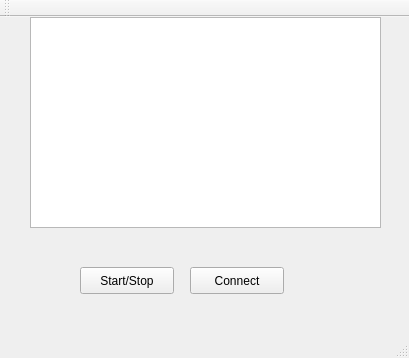
This is mainclient.ui in krakapwa/heartClient as Qt 5 draws it before an edit. The edited form follows.
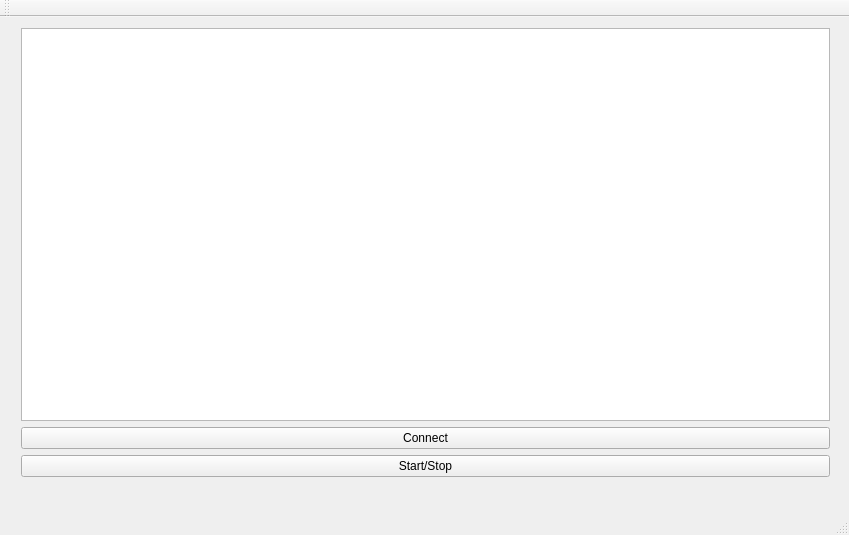
This is the edited form.

Diff of the .ui file:
```diff
--- a/mainclient.ui
+++ b/mainclient.ui
@@ -6,49 +6,48 @@
    <rect>
     <x>0</x>
     <y>0</y>
-    <width>409</width>
-    <height>358</height>
+    <width>849</width>
+    <height>535</height>
    </rect>
   </property>
+  <property name="sizePolicy">
+   <sizepolicy hsizetype="Maximum" vsizetype="Maximum">
+    <horstretch>0</horstretch>
+    <verstretch>0</verstretch>
+   </sizepolicy>
+  </property>
   <property name="windowTitle">
    <string>MainClient</string>
   </property>
   <widget class="QWidget" name="centralWidget">
-   <widget class="QTextEdit" name="console">
+   <widget class="QWidget" name="verticalLayoutWidget">
     <property name="geometry">
      <rect>
-      <x>30</x>
+      <x>10</x>
       <y>0</y>
-      <width>351</width>
-      <height>211</height>
+      <width>831</width>
+      <height>471</height>
      </rect>
     </property>
-   </widget>
-   <widget class="QPushButton" name="startButton">
-    <property name="geometry">
-     <rect>
-      <x>80</x>
-      <y>250</y>
-      <width>94</width>
-      <height>27</height>
-     </rect>
-    </property>
-    <property name="text">
-     <string>Start/Stop</string>
-    </property>
-   </widget>
-   <widget class="QPushButton" name="connectButton">
-    <property name="geometry">
-     <rect>
-      <x>190</x>
-      <y>250</y>
-      <width>94</width>
-      <height>27</height>
-     </rect>
-    </property>
-    <property name="text">
-     <string>Connect</string>
-    </property>
+    <layout class="QVBoxLayout" name="verticalLayout">
+     <item>
+      <widget class="QPlainTextEdit" name="console"/>
+     </item>
+     <item>
+      <widget class="QPushButton" name="connectButton">
+       <property name="text">
+        <string>Connect</string>
+       </property>
+      </widget>
+     </item>
+     <item>
+      <widget class="QPushButton" name="startButton">
+       <property name="text">
+        <string>Start/Stop</string>
+       </property>
+      </widget>
+     </item>
+    </layout>
    </widget>
   </widget>
   <widget class="QMenuBar" name="menuBar">
```
Left out of the diff: 2 changed lines with no effect on the pictures.
